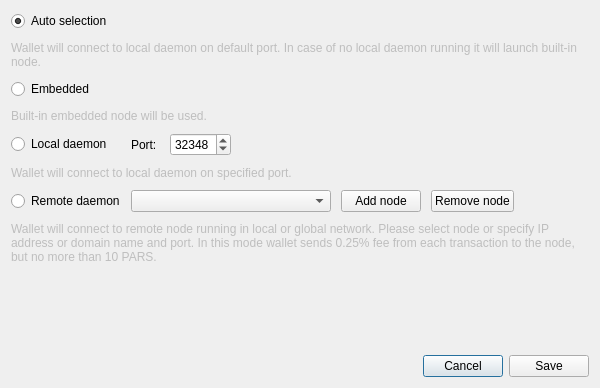
Above: src/gui/ui/connectionsettingsdialog.ui from ParsiCoin/parsipay before the change. Below: the same form after it.
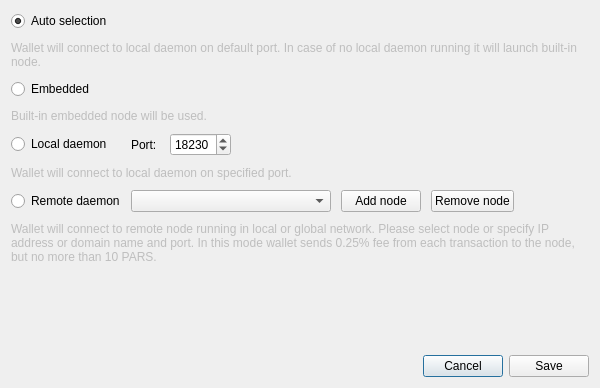
That is the form after the change. Icons and pictures are not drawn.

The edit to the form file:
```diff
--- a/src/gui/ui/connectionsettingsdialog.ui
+++ b/src/gui/ui/connectionsettingsdialog.ui
@@ -130,7 +130,7 @@
           <number>65535</number>
          </property>
          <property name="value">
-          <number>32348</number>
+          <number>18230</number>
          </property>
          <property name="displayIntegerBase">
           <number>10</number>
```
